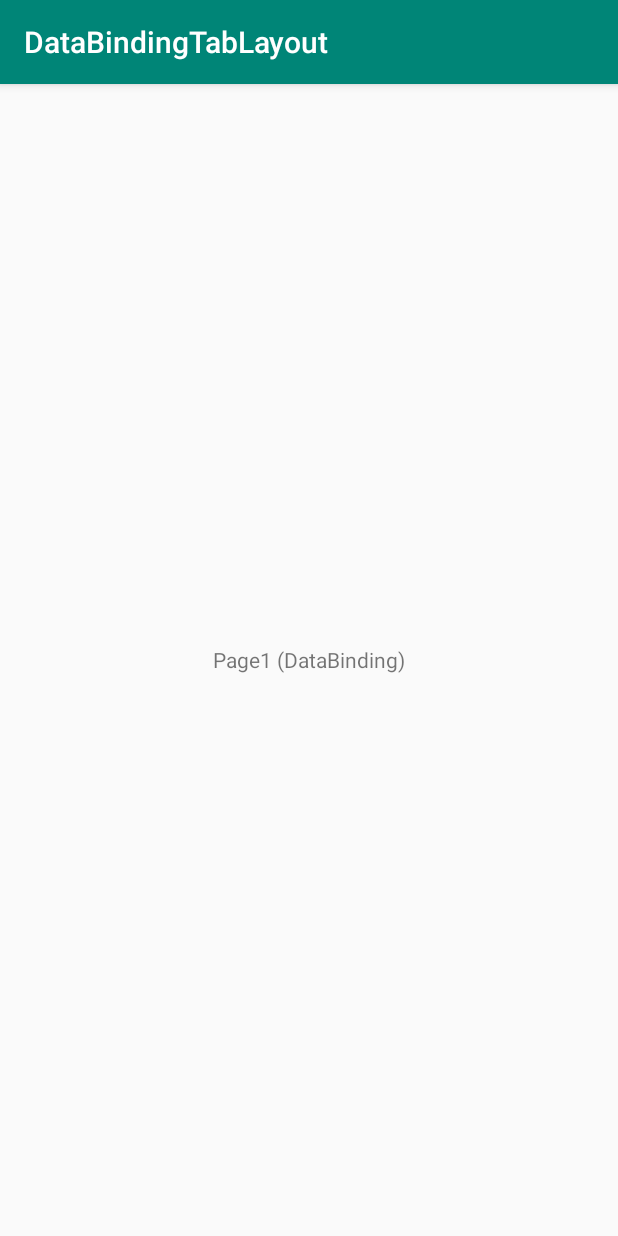
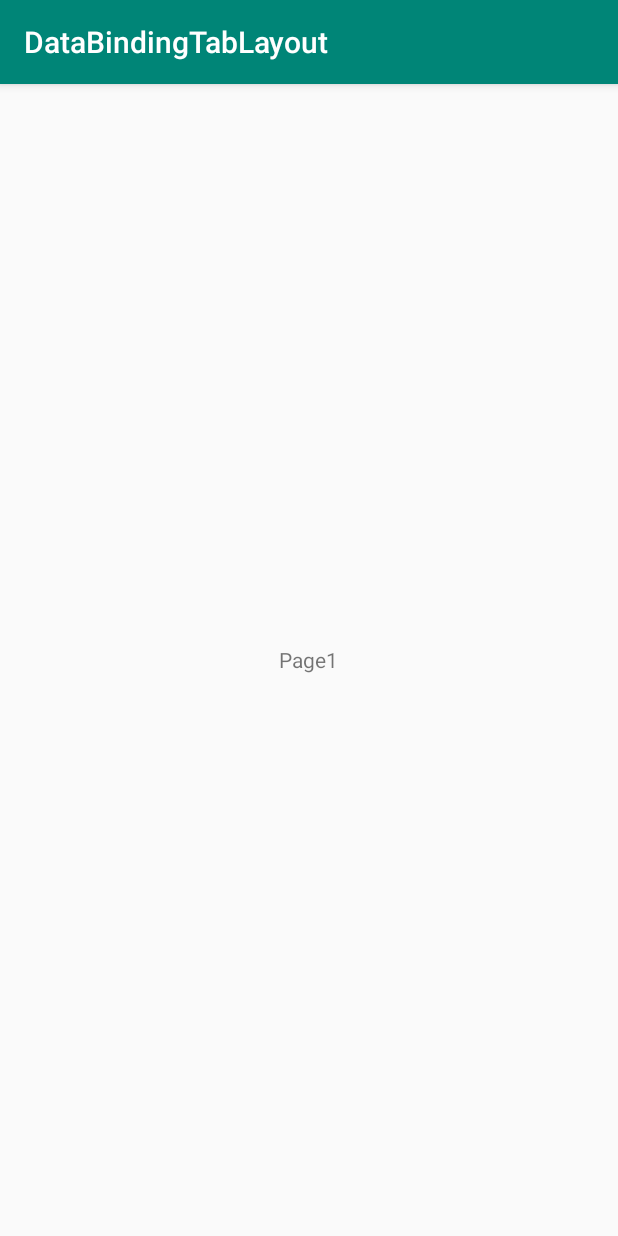
Before and after one commit to apt-info/samples, an Android app: the fragment Page1Fragment shown on its own in the app's theme, on a phone screen of 412 x 824 dp. Run offline under Robolectric (Android 15) with nearby library versions, the phone set to English and light mode, and no system bars; our stand-ins replace data binding.

Commit message:
[mod] android - DataBindingTabLyout fragment mvvm

```diff
--- a/android/DataBindingTabLayout/app/src/main/java/com/aptinfo/databindingtablayout/Page1Fragment.java
+++ b/android/DataBindingTabLayout/app/src/main/java/com/aptinfo/databindingtablayout/Page1Fragment.java
@@ -7,12 +7,22 @@ import android.view.ViewGroup;
 
 import androidx.annotation.NonNull;
 import androidx.annotation.Nullable;
+import androidx.databinding.DataBindingUtil;
 import androidx.fragment.app.Fragment;
+
+import com.aptinfo.databindingtablayout.databinding.Page1Binding;
 
 public class Page1Fragment extends Fragment {
     @Nullable
     @Override
     public View onCreateView(@NonNull LayoutInflater inflater, @Nullable ViewGroup container, @Nullable Bundle savedInstanceState) {
-        return inflater.inflate(R.layout.page1, container, false);
+        return DataBindingUtil.inflate(inflater, R.layout.page1, container, false).getRoot();
+    }
+
+    @Override
+    public void onActivityCreated(@Nullable Bundle savedInstanceState) {
+        super.onActivityCreated(savedInstanceState);
+        Page1Binding binding = DataBindingUtil.getBinding(getView());
+        binding.setViewModel(new Page1ViewModel());
     }
 }
--- /dev/null
+++ b/android/DataBindingTabLayout/app/src/main/java/com/aptinfo/databindingtablayout/Page1ViewModel.java
@@ -0,0 +1,5 @@
+package com.aptinfo.databindingtablayout;
+
+public class Page1ViewModel {
+    public final String text = "Page1";
+}
--- /dev/null
+++ b/android/DataBindingTabLayout/app/src/main/java/com/aptinfo/databindingtablayout/Page2ViewModel.java
@@ -0,0 +1,5 @@
+package com.aptinfo.databindingtablayout;
+
+public class Page2ViewModel {
+    public final String text = "Page2";
+}
--- a/android/DataBindingTabLayout/app/src/main/res/layout/page1.xml
+++ b/android/DataBindingTabLayout/app/src/main/res/layout/page1.xml
@@ -1,9 +1,16 @@
 <?xml version="1.0" encoding="utf-8"?>
+<layout>
+    <data>
+        <variable
+            name="viewModel"
+            type="com.aptinfo.databindingtablayout.Page1ViewModel" />
+    </data>
     <RelativeLayout xmlns:android="http://schemas.android.com/apk/res/android"
         android:layout_width="match_parent" android:layout_height="match_parent">
         <TextView
             android:layout_width="wrap_content"
             android:layout_height="wrap_content"
             android:layout_centerInParent="true"
-        android:text="Page1 (DataBinding)" />
+            android:text="@{viewModel.text}" />
     </RelativeLayout>
+</layout>
```
Also changed, not shown: android/DataBindingTabLayout/app/src/main/java/com/aptinfo/databindingtablayout/Page2Fragment.java (+11 -1 lines), android/DataBindingTabLayout/app/src/main/res/layout/page2.xml (+8 -1 lines). Lines whose indentation alone changed are shown as unchanged.
